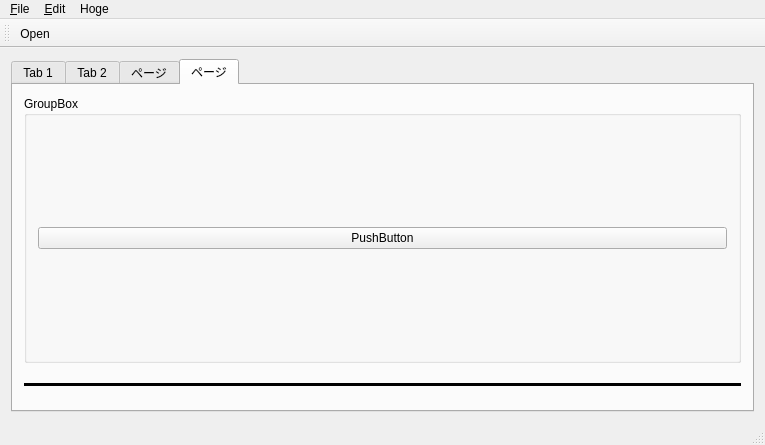
Before: the Qt Designer form example/MainWindow.ui in soramimi/QtDarkStyle, drawn with Qt 5.
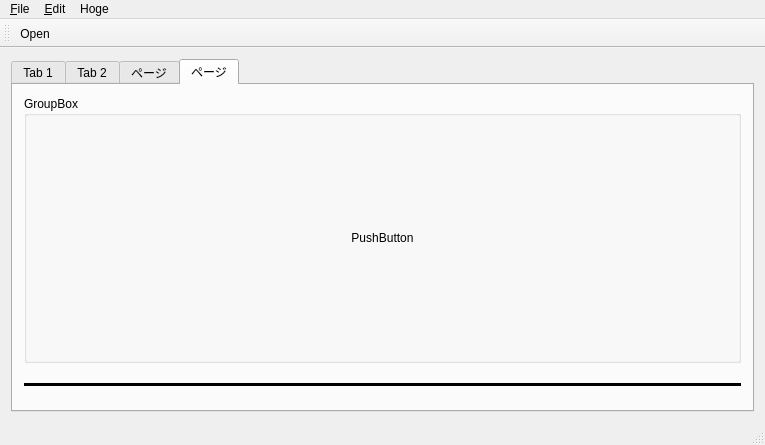
After: the same form once the commit is applied.

Commit message: PushButtonのフラットスタイルに対応

What changed in the file:
```diff
--- a/example/MainWindow.ui
+++ b/example/MainWindow.ui
@@ -405,6 +405,9 @@
              <property name="text">
               <string>PushButton</string>
              </property>
+             <property name="flat">
+              <bool>true</bool>
+             </property>
             </widget>
            </item>
           </layout>
```
Left out of the diff: 2 changed lines with no effect on the pictures. The commit also changes 2 other files.
